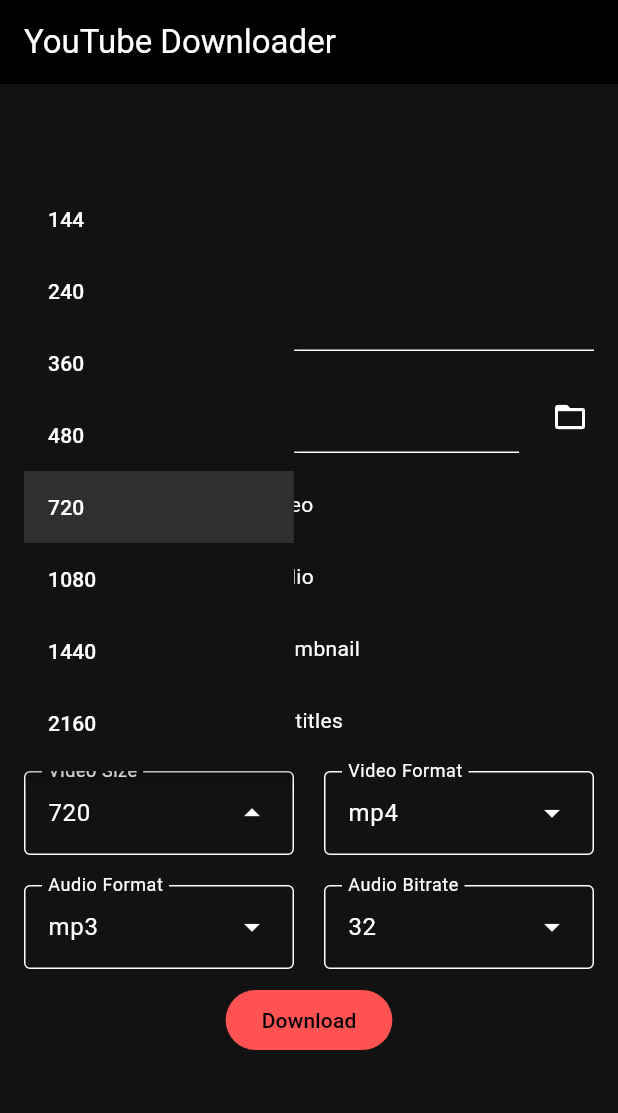
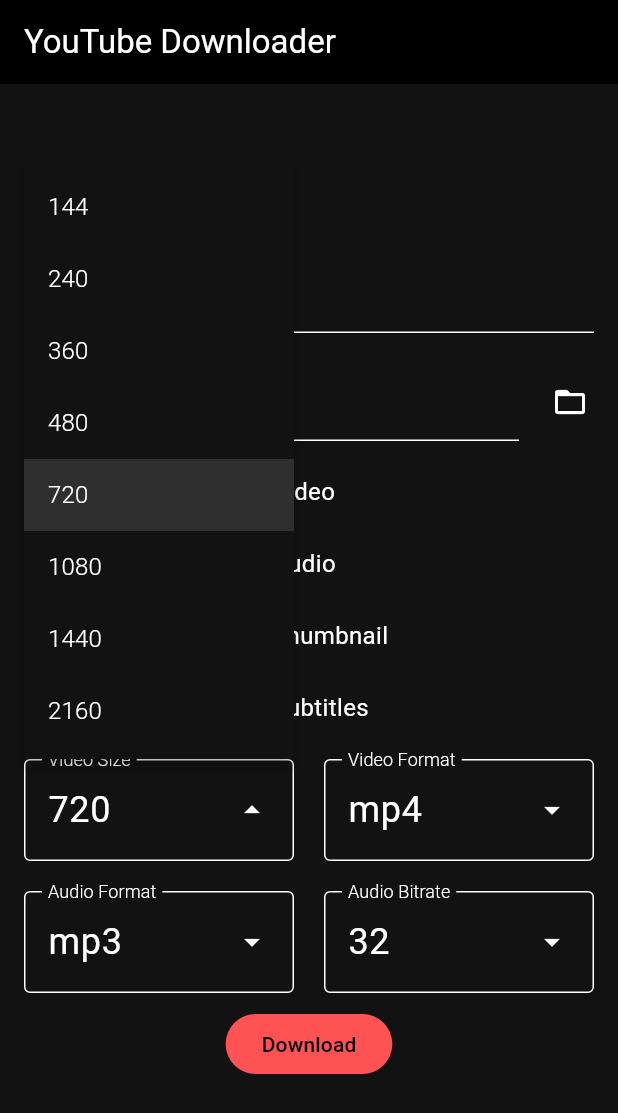
Before and after one commit to championswimmer/yt_dlp_gui, a Flutter app: the screen it shows after launch, after a tap on "144", on a phone screen of 412 x 824 dp. Shown: the top 1113 px of the screen. Run offline on Flutter 3.47's test engine with Material 2 defaults, Android fonts, the phone set to English and light mode, and no system bars; our stand-ins replace file_picker; missing offline and left inert: process_run.

Commit message:
[feat]: theme added

```diff
--- a/lib/main.dart
+++ b/lib/main.dart
@@ -1,5 +1,6 @@
 import 'package:flutter/foundation.dart';
 import 'package:flutter/material.dart';
+import 'package:yt_dlp_gui/ui/theme/theme.dart';
 import 'package:yt_dlp_gui/ui/yt_dlp_form.dart';
 
 void main() {
@@ -17,26 +18,7 @@ class MyApp extends StatelessWidget {
   Widget build(BuildContext context) {
     return MaterialApp(
       title: 'yt-dlp-gui',
-      theme: ThemeData(
-        // This is the theme of your application.
-        //
-        // TRY THIS: Try running your application with "flutter run". You'll see
-        // the application has a blue toolbar. Then, without quitting the app,
-        // try changing the seedColor in the colorScheme below to Colors.green
-        // and then invoke "hot reload" (save your changes or press the "hot
-        // reload" button in a Flutter-supported IDE, or press "r" if you used
-        // the command line to start the app).
-        //
-        // Notice that the counter didn't reset back to zero; the application
-        // state is not lost during the reload. To reset the state, use hot
-        // restart instead.
-        //
-        // This works for code too, not just values: Most code changes can be
-        // tested with just a hot reload.
-        colorScheme: const ColorScheme.dark(primary: Colors.redAccent),
-        useMaterial3: true,
-        visualDensity: VisualDensity.adaptivePlatformDensity,
-      ),
+      theme: AppTheme().theme,
       home: const MyHomePage(title: 'YouTube Downloader'),
     );
   }
--- /dev/null
+++ b/lib/ui/theme/theme.dart
@@ -0,0 +1,54 @@
+import 'package:flutter/material.dart';
+
+class AppTheme {
+  ThemeData get theme => ThemeData.from(
+        useMaterial3: true,
+        textTheme: const TextTheme(
+          displayLarge: TextStyle(
+            color: Colors.white,
+            fontSize: 48,
+            fontWeight: FontWeight.w600,
+          ),
+          displayMedium: TextStyle(
+            color: Colors.white,
+            fontSize: 32,
+            fontWeight: FontWeight.w500,
+          ),
+          displaySmall: TextStyle(
+            color: Colors.white,
+            fontSize: 16,
+            fontWeight: FontWeight.w700,
+          ),
+          headlineMedium: TextStyle(
+            color: Colors.white,
+            fontSize: 24,
+            fontWeight: FontWeight.w600,
+          ),
+          bodyLarge: TextStyle(
+            fontSize: 24,
+            color: Colors.white,
+          ),
+          bodyMedium: TextStyle(
+            color: Colors.white,
+            fontSize: 16,
+          ),
+          headlineSmall: TextStyle(
+            color: Colors.white,
+            fontSize: 12,
+            fontWeight: FontWeight.w700,
+          ),
+          titleMedium: TextStyle(
+            color: Colors.white,
+            fontWeight: FontWeight.w300,
+            fontSize: 12,
+          ),
+          titleSmall: TextStyle(
+            color: Colors.white,
+            fontWeight: FontWeight.w300,
+            fontSize: 16,
+          ),
+        ),
+        // TODO: we can customize the color scheme here
+        colorScheme: const ColorScheme.dark(primary: Colors.redAccent),
+      );
+}
--- a/lib/ui/widgets/EnumDropDown.dart
+++ b/lib/ui/widgets/EnumDropDown.dart
@@ -7,16 +7,22 @@ class EnumDropDown<T extends StringEnum> extends StatelessWidget {
   final ValueChanged<T?>? onSelected;
   final T? initialValue;
 
-  const EnumDropDown(this.keys, {super.key, required this.label, this.onSelected, this.initialValue});
+  const EnumDropDown(this.keys,
+      {super.key, required this.label, this.onSelected, this.initialValue});
 
   @override
   Widget build(BuildContext context) {
+    final theme = Theme.of(context);
     List<DropdownMenuEntry<T>> dropdownMenuEntries = [];
     for (T key in keys) {
       dropdownMenuEntries.add(DropdownMenuEntry<T>(
-        label: key.value.toString(),
-        value: key,
-      ));
+          label: key.value.toString(),
+          value: key,
+          style: ButtonStyle(
+            textStyle: MaterialStateProperty.all(
+              theme.textTheme.titleSmall,
+            ),
+          )));
     }
     return Container(
       padding: const EdgeInsets.all(10),
@@ -24,8 +30,11 @@ class EnumDropDown<T extends StringEnum> extends StatelessWidget {
         width: 180,
         onSelected: onSelected,
         dropdownMenuEntries: dropdownMenuEntries,
-        label: Text(label),
         initialSelection: initialValue ?? keys.first,
+        label: Text(
+          label,
+          style: theme.textTheme.titleSmall,
+        ),
       ),
     );
   }
--- a/lib/ui/widgets/TextInputField.dart
+++ b/lib/ui/widgets/TextInputField.dart
@@ -16,6 +16,7 @@ class TextInputField extends StatelessWidget {
   @override
   Widget build(BuildContext context) {
     TextEditingController controller = TextEditingController(text: value);
+    final theme = Theme.of(context);
     controller.addListener(() {
       onChanged!(controller.text);
     });
@@ -26,9 +27,7 @@ class TextInputField extends StatelessWidget {
         controller: controller,
         decoration: InputDecoration(
           hintText: hintText,
-          hintStyle: const TextStyle(
-              color: Colors.grey,
-              fontWeight: FontWeight.w200), // TODO: can put style elsewhere
+          hintStyle: theme.textTheme.titleSmall?.copyWith(color: Colors.grey),
         ),
       ),
     );
```
Also changed, not shown: 1 other file.
